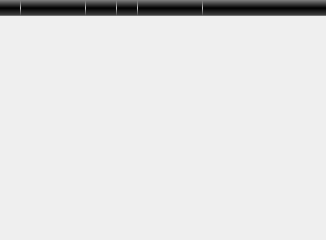
Qt form Tools/Mokka/AbstractView.ui (Biomechanical-ToolKit/BTKCore) before a commit.
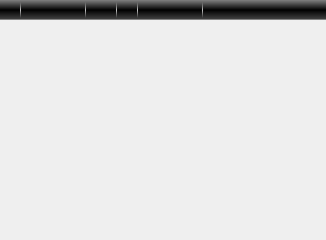
The same form after that commit. Icons and pictures are not drawn.

Commit message: [FIX] Width for the AbstractView's title is too small under Winwdows.

The edit to the form file:
```diff
--- a/Tools/Mokka/AbstractView.ui
+++ b/Tools/Mokka/AbstractView.ui
@@ -36,6 +36,12 @@
          <verstretch>0</verstretch>
         </sizepolicy>
        </property>
+       <property name="minimumSize">
+        <size>
+         <width>0</width>
+         <height>20</height>
+        </size>
+       </property>
        <property name="styleSheet">
         <string notr="true">QFrame#separatorFuncButtons {
      color: white;
```
